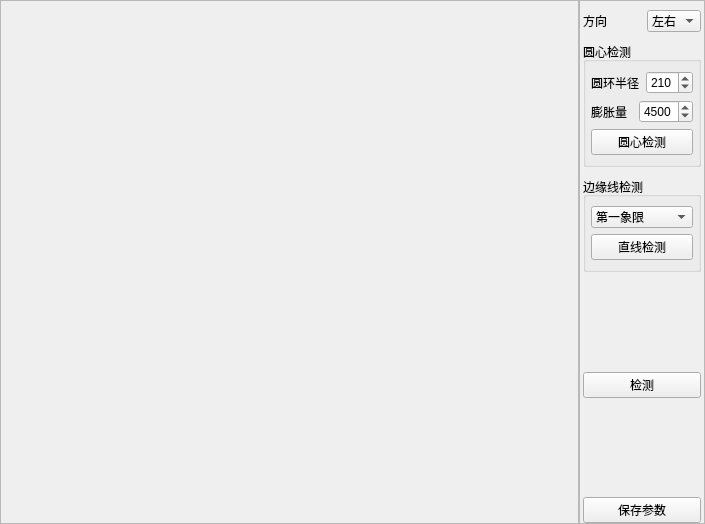
Before: the Qt Designer form pluginapp/EchoPlugin/obverseSide/cgetcirclelenwidget.ui in wondron/frameTest, drawn with Qt 5.
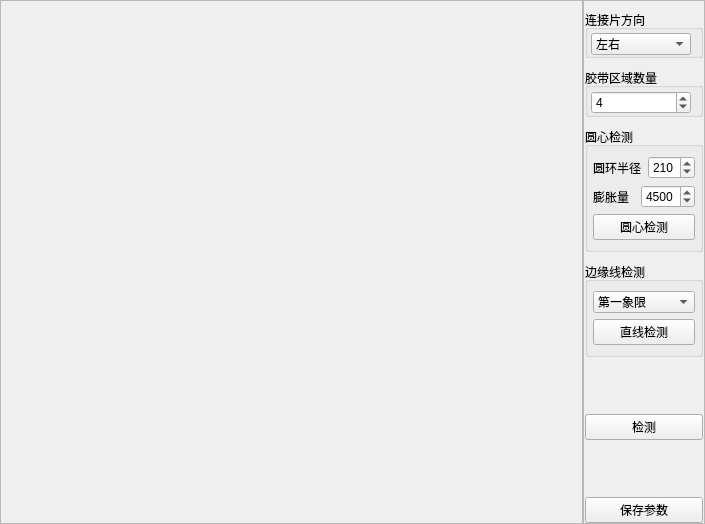
After: the same form once the commit is applied.

```diff
--- a/pluginapp/EchoPlugin/obverseSide/cgetcirclelenwidget.ui
+++ b/pluginapp/EchoPlugin/obverseSide/cgetcirclelenwidget.ui
@@ -84,32 +84,32 @@
        <number>10</number>
       </property>
       <property name="leftMargin">
-       <number>3</number>
+       <number>1</number>
       </property>
       <property name="topMargin">
        <number>9</number>
       </property>
       <property name="rightMargin">
-       <number>3</number>
+       <number>1</number>
       </property>
       <property name="bottomMargin">
        <number>0</number>
       </property>
       <item>
-       <layout class="QHBoxLayout" name="horizontalLayout_5">
+       <widget class="QGroupBox" name="groupBox_4">
+        <property name="title">
+         <string>连接片方向</string>
+        </property>
+        <layout class="QVBoxLayout" name="verticalLayout_5">
+         <property name="leftMargin">
+          <number>3</number>
+         </property>
         <property name="topMargin">
-         <number>0</number>
+          <number>3</number>
         </property>
         <property name="bottomMargin">
          <number>0</number>
         </property>
-        <item>
-         <widget class="QLabel" name="label_3">
-          <property name="text">
-           <string>方向</string>
-          </property>
-         </widget>
-        </item>
         <item>
          <widget class="QComboBox" name="cmb_direction">
           <property name="currentIndex">
@@ -128,6 +128,35 @@
          </widget>
         </item>
        </layout>
+       </widget>
+      </item>
+      <item>
+       <widget class="QGroupBox" name="groupBox_3">
+        <property name="title">
+         <string>胶带区域数量</string>
+        </property>
+        <layout class="QVBoxLayout" name="verticalLayout">
+         <property name="leftMargin">
+          <number>3</number>
+         </property>
+         <property name="topMargin">
+          <number>3</number>
+         </property>
+         <property name="bottomMargin">
+          <number>0</number>
+         </property>
+         <item>
+          <widget class="QSpinBox" name="spin_tapeNum">
+           <property name="maximum">
+            <number>9</number>
+           </property>
+           <property name="value">
+            <number>4</number>
+           </property>
+          </widget>
+         </item>
+        </layout>
+       </widget>
       </item>
       <item>
        <widget class="QGroupBox" name="groupBox">
```
Lines whose indentation alone changed are shown as unchanged.
